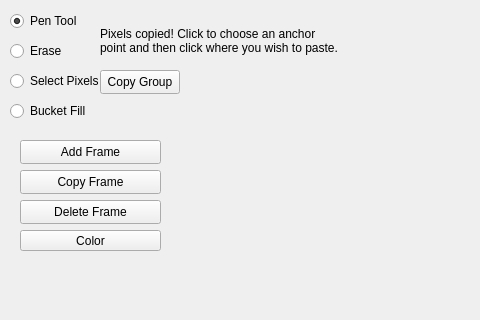
25hlarsen4/Sprite-Editor, file spriteeditor.ui: the form before one commit; both pictures show x 0 to 480 and y 0 to 320 of the 800 by 600 pixel window.
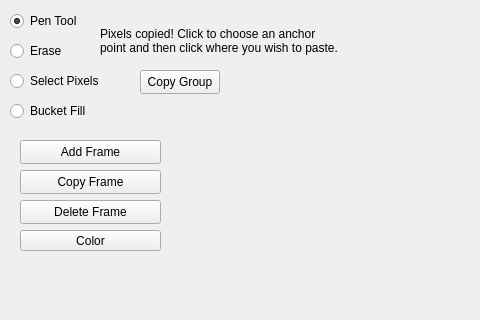
The form after the commit. Custom widgets are drawn as their Qt base class.

The edit to the form file:
```diff
--- a/spriteeditor.ui
+++ b/spriteeditor.ui
@@ -86,7 +86,7 @@
    <widget class="QPushButton" name="copyGroupButton">
     <property name="geometry">
      <rect>
-      <x>100</x>
+      <x>140</x>
       <y>70</y>
       <width>80</width>
       <height>24</height>
@@ -169,7 +169,7 @@
      <rect>
       <x>10</x>
       <y>70</y>
-      <width>91</width>
+      <width>121</width>
       <height>22</height>
      </rect>
     </property>
@@ -182,7 +182,7 @@
      <rect>
       <x>10</x>
       <y>100</y>
-      <width>91</width>
+      <width>101</width>
       <height>22</height>
      </rect>
     </property>
```
